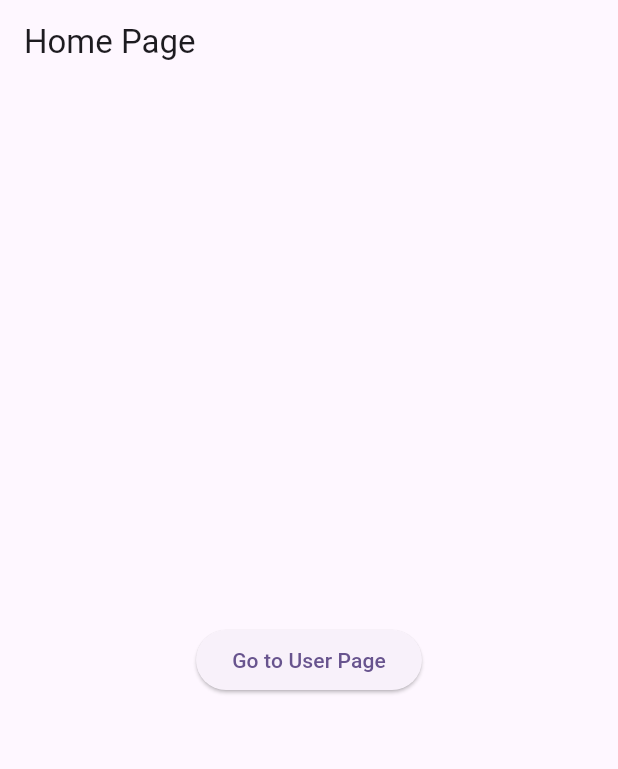
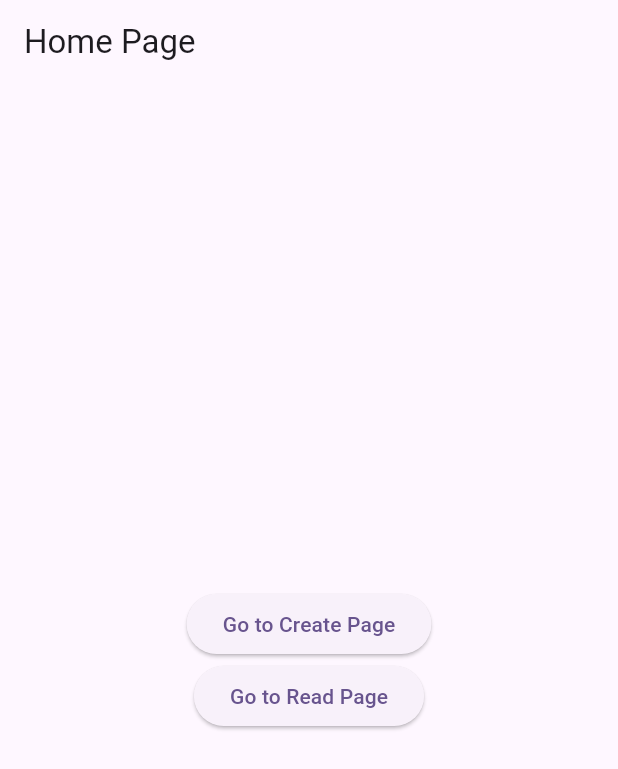
Before and after one commit to chlorineCtrl/flutter-fire-CRUD, a Flutter app: the screen it shows after launch, on a phone screen of 412 x 824 dp. Shown: the top 769 px of the screen. Run offline on Flutter 3.47's test engine with Material 2 defaults, Android fonts, the phone set to English and light mode, and no system bars; our stand-ins replace cloud_firestore, firebase_core; accounts and stored records are empty.

Commit message:
UPDATE-user can see update & changed the class user to separate file name user.dart

```diff
--- a/lib/main.dart
+++ b/lib/main.dart
@@ -2,7 +2,9 @@ import 'package:cloud_firestore/cloud_firestore.dart';
 import 'package:firebase_core/firebase_core.dart';
 import 'package:flutter/material.dart';
 import 'package:flutter_fire_crud/firebase_options.dart';
+import 'package:flutter_fire_crud/user.dart';
 import 'user_page.dart';
+import 'read_page.dart';
 
 Future<void> main() async{
   WidgetsFlutterBinding.ensureInitialized();
@@ -49,7 +51,10 @@ class _MyHomePageState extends State<MyHomePage> {
         title: const Text('Home Page'),
       ),
       body: Center(
-        child: ElevatedButton(
+        child: Column(
+          mainAxisAlignment: MainAxisAlignment.center,
+          children: [
+            ElevatedButton(
               onPressed: () {
                 // Navigate to the UserPage when the button is clicked
                 Navigator.push(
@@ -57,9 +62,22 @@ class _MyHomePageState extends State<MyHomePage> {
                   MaterialPageRoute(builder: (context) => const UserPage()),
                 );
               },
-          child: const Text('Go to User Page'),
+              child: const Text('Go to Create Page'),
+            ),
+            ElevatedButton(
+              onPressed: () {
+                // Navigate to the ReadPage when the button is clicked
+                Navigator.push(
+                  context,
+                  MaterialPageRoute(builder: (context) => const ReadPage()),
+                );
+              },
+              child: const Text('Go to Read Page'),
+            ),
+          ],
         ),
       ),
     );
   }
+
 }
--- a/lib/user_page.dart
+++ b/lib/user_page.dart
@@ -1,5 +1,6 @@
 import 'package:cloud_firestore/cloud_firestore.dart';
 import 'package:flutter/material.dart';
+import 'user.dart';
 
 class UserPage extends StatefulWidget {
   const UserPage({super.key});
@@ -56,21 +57,3 @@ class _UserPageState extends State<UserPage> {
     await docUser.set(json);
   }
 }
-
-class User {
-  String id;
-  final String name;
-  final int age;
-
-  User({
-    this.id = '',
-    required this.name,
-    required this.age
-});
-
-  Map<String, dynamic> toJson() => {
-    'id': id,
-    'name': name,
-    'age': age,
-  };
-}
```
Also changed, not shown: lib/read_page.dart (added, +48 -0 lines), lib/user.dart (added, +22 -0 lines). Lines whose indentation alone changed are shown as unchanged.
